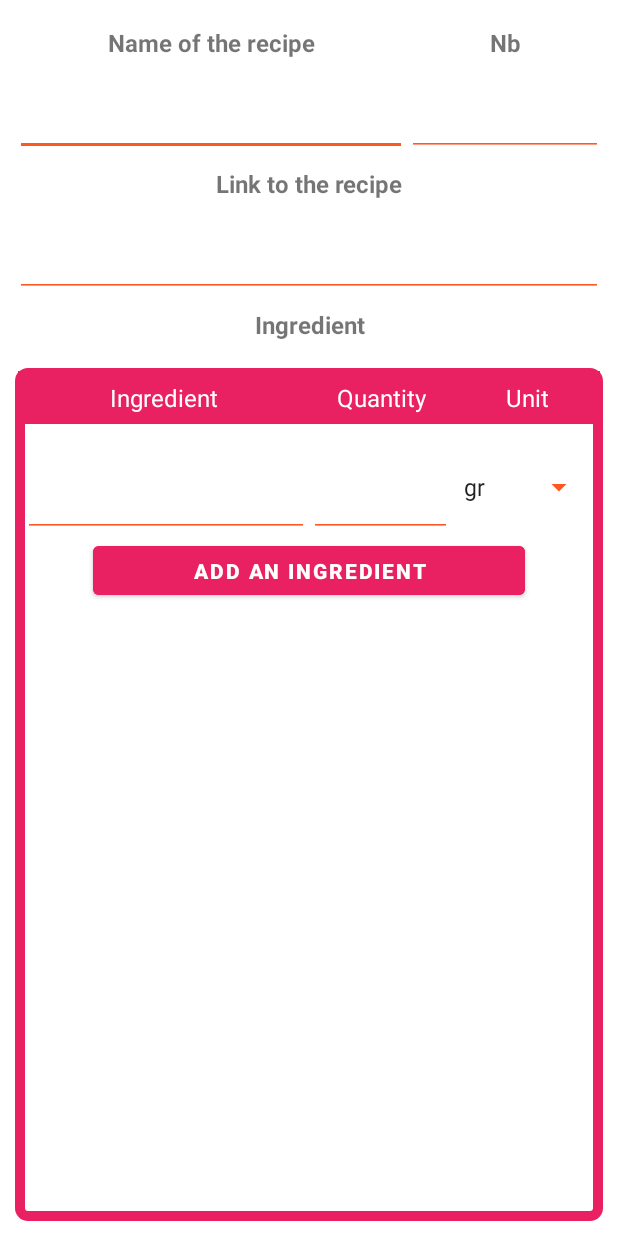
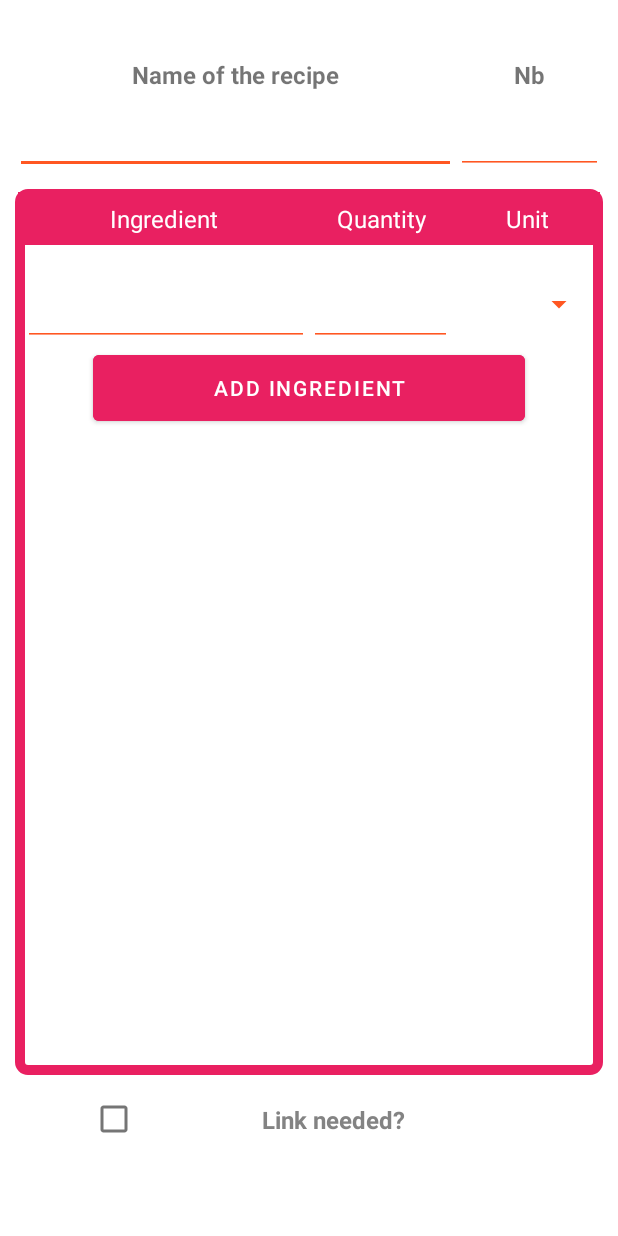
Before and after one commit to dalmagathe/RecipeFoodsList, an Android app: the AddRecipe screen opened directly, with no data from a screen before it, on a phone screen of 412 x 824 dp. Run offline under Robolectric (Android 15) with nearby library versions, the phone set to English and light mode, and no system bars.

Commit message:
Clean code AddRecipe

```diff
--- a/app/src/main/java/com/example/recipefoodslist/AddRecipe.java
+++ b/app/src/main/java/com/example/recipefoodslist/AddRecipe.java
@@ -1,55 +1,38 @@
 package com.example.recipefoodslist;
 
+import androidx.appcompat.app.AlertDialog;
 import androidx.appcompat.app.AppCompatActivity;
-
-import android.content.Context;
+import android.content.res.ColorStateList;
 import android.os.Bundle;
-import android.os.Environment;
 import android.text.Editable;
-import android.text.TextPaint;
 import android.text.TextWatcher;
+import android.util.Pair;
 import android.view.View;
 import android.view.Window;
 import android.view.WindowManager;
-import android.widget.AdapterView;
 import android.widget.ArrayAdapter;
 import android.widget.Button;
+import android.widget.CheckBox;
 import android.widget.EditText;
 import android.widget.ListView;
 import android.widget.Spinner;
-import android.widget.TextView;
-import android.widget.Toast;
-import java.io.File;
-import java.io.FileOutputStream;
 import java.io.IOException;
-import java.nio.charset.StandardCharsets;
 import java.util.ArrayList;
-import java.util.List;
-import java.util.Vector;
-
-import com.example.recipefoodslist.WriteDataJson;
-
+import java.util.HashMap;
+import java.util.Map;
 import org.json.JSONException;
 
 public class AddRecipe extends AppCompatActivity {
 
-    private List<String> Ingredient = new Vector<String>();
-    private List<String> Qty = new Vector<String>();
-    private List<String> Unit = new Vector<String>();
-    private ArrayList<Ingredient> ingredientArrayList = new ArrayList<Ingredient>(); //arrayList
-    private ListView listView; //lv
+    private ArrayList<Ingredient> ingredientArrayList = new ArrayList<Ingredient>();
+    private Map<String, Pair<String, String>> ingredientMap= new HashMap<>();
+    private ListView listView;
     private IngredientAdapter ingredientAdapter;
-    private int ingredientNB = 0;
 
-    String previousRecipe = "";
-
-    EditText etRecipeName;
-    EditText etRecipeNb;
-    EditText etLink;
-    EditText etIngredientName;
-    EditText etIngredientQuantity;
+    EditText etRecipeName, etRecipeNb, etLink, etIngredientName, etIngredientQuantity;
     Spinner etIngredientUnit;
     Button bt;
+    CheckBox check;
 
     @Override
     protected void onCreate(Bundle savedInstanceState) {
@@ -72,16 +55,32 @@ public class AddRecipe extends AppCompatActivity {
         etIngredientUnit = (Spinner) findViewById(R.id.spinnerUnit);
         bt = (Button) findViewById(R.id.addIngredientBtn);
         listView = findViewById(R.id.listView);
+        check = findViewById(R.id.checkLink);
 
-        //populateList(ingredientArrayList);
-        //adapter
-        ingredientAdapter = new IngredientAdapter(AddRecipe.this,ingredientArrayList);
-        //listView.setAdapter(ingredientAdapter);
+        ingredientAdapter = new IngredientAdapter(AddRecipe.this,ingredientMap);
 
         onBtnClick();
+        onCheck();
 
     }
 
+    public void onCheck(){
+        check.setOnClickListener(new View.OnClickListener() {
+            @Override
+            public void onClick(View view) {
+                if (check.isChecked())
+                {
+                    etLink.setFocusableInTouchMode(true);
+                    etLink.setBackgroundTintList(ColorStateList.valueOf(0xFFFF5722));
+                }
+                else{
+                    etLink.setFocusable(false);
+                    etLink.setBackgroundTintList(ColorStateList.valueOf(0xFFFFFFFF));
+                }
+            }
+        });
+
+    }
     public void onBtnClick(){
         etRecipeName.addTextChangedListener(new TextWatcher() {
             @Override
@@ -97,39 +96,34 @@ public class AddRecipe extends AppCompatActivity {
             @Override
             public void afterTextChanged(Editable s) {
                 listView.setAdapter(null);
-                Ingredient.clear();
-                Qty.clear();
-                Unit.clear();
-                ingredientArrayList.clear();
-                ingredientNB=0;
+                ingredientMap.clear();
             }
         });
         bt.setOnClickListener(new View.OnClickListener() {
             @Override
             public void onClick(View view) {
-                int listSize = Ingredient.size();
-                if((listSize == 0) || ((listSize > 0) && (Ingredient.contains(etIngredientName.getText().toString()) == false))){
-                    Ingredient.add(etIngredientName.getText().toString());
-                    Qty.add(etIngredientQuantity.getText().toString());
-                    Unit.add(etIngredientUnit.getSelectedItem().toString());
-                    populateList(ingredientArrayList);
+                if((etIngredientName.getText().toString()).equals("") || (etIngredientQuantity.getText().toString().equals("")) || (etIngredientUnit.getSelectedItem().toString().equals(""))){
+                    AlertDialog dialogIngredientNull = new AlertDialog.Builder(AddRecipe.this).create();
+                    dialogIngredientNull.setTitle("Warning!");
+                    dialogIngredientNull.setMessage("You have to fill all information");
+                    dialogIngredientNull.show();
+                }
+                else if(ingredientMap.isEmpty() || ingredientMap.containsKey(etIngredientName.getText().toString())==false){
+                    ingredientMap.put(etIngredientName.getText().toString(),
+                                    new Pair<>(etIngredientQuantity.getText().toString(), etIngredientUnit.getSelectedItem().toString()));
+
                     ingredientAdapter.notifyDataSetChanged();
                     listView.setAdapter(ingredientAdapter);
 
-                    writeIntoJSON(etRecipeName.getText().toString(), etRecipeNb.getText().toString(),etLink.getText().toString(), Ingredient.get(listSize), Qty.get(listSize), Unit.get(listSize));
-                    ++ingredientNB;
-                    previousRecipe = etRecipeName.getText().toString();
+                    writeIntoJSON(etRecipeName.getText().toString(),
+                                  etRecipeNb.getText().toString(),
+                                  etLink.getText().toString(),
+                                  etIngredientName.getText().toString(),
+                                  etIngredientQuantity.getText().toString(),
+                                  etIngredientUnit.getSelectedItem().toString());
                 }
             }
         });
-    }
-
-    private void populateList(ArrayList<Ingredient> ingredientArrayList){
-        Ingredient ingredientModel = new Ingredient();
-        ingredientModel.setIngredient(Ingredient.get(ingredientNB));
-        ingredientModel.setQty(Qty.get(ingredientNB));
-        ingredientModel.setUnit(Unit.get(ingredientNB));
-        ingredientArrayList.add(ingredientModel);
     }
 
     public void writeIntoJSON(String Recipe, String Nb, String Link, String Ingredient, String Qty, String Unit){
--- a/app/src/main/java/com/example/recipefoodslist/IngredientAdapter.java
+++ b/app/src/main/java/com/example/recipefoodslist/IngredientAdapter.java
@@ -1,6 +1,7 @@
 package com.example.recipefoodslist;
 
 import android.content.Context;
+import android.util.Pair;
 import android.view.LayoutInflater;
 import android.view.View;
 import android.view.ViewGroup;
@@ -8,16 +9,18 @@ import android.widget.BaseAdapter;
 import android.widget.TextView;
 
 import java.util.ArrayList;
+import java.util.HashMap;
+import java.util.Map;
 
 public class IngredientAdapter extends BaseAdapter {
 
     private Context context;
-    private ArrayList<Ingredient> ingredientArrayList;
+    Map<String, Pair<String, String>> ingredientMap = new HashMap<>();
 
-    public IngredientAdapter(Context context, ArrayList<Ingredient> ingredientArrayList) {
+    public IngredientAdapter(Context context, Map<String, Pair<String, String>> ingredientMap) {
 
         this.context = context;
-        this.ingredientArrayList = ingredientArrayList;
+        this.ingredientMap = ingredientMap;
     }
 
     @Override
@@ -32,12 +35,12 @@ public class IngredientAdapter extends BaseAdapter {
 
     @Override
     public int getCount() {
-        return ingredientArrayList.size();
+        return ingredientMap.size();
     }
 
     @Override
     public Object getItem(int position) {
-        return ingredientArrayList.get(position);
+        return ingredientMap.get(position);
     }
 
     @Override
@@ -65,9 +68,11 @@ public class IngredientAdapter extends BaseAdapter {
             holder = (ViewHolder)convertView.getTag();
         }
 
-        holder.tvProduct.setText(ingredientArrayList.get(position).getIngredient());
-        holder.tvQty.setText(String.valueOf(ingredientArrayList.get(position).getQty()));
-        holder.tvUnit.setText(String.valueOf(ingredientArrayList.get(position).getUnit()));
+        String name = ingredientMap.keySet().toArray()[position].toString();
+
+        holder.tvProduct.setText(name);
+        holder.tvQty.setText(ingredientMap.get(name).first);
+        holder.tvUnit.setText(String.valueOf(ingredientMap.get(name).second));
 
         return convertView;
     }
--- a/app/src/main/res/layout/activity_add_recipe.xml
+++ b/app/src/main/res/layout/activity_add_recipe.xml
@@ -11,6 +11,7 @@
     <LinearLayout
         android:layout_width="match_parent"
         android:layout_height="0dp"
+        android:layout_marginTop="20dp"
         android:layout_weight="1"
         android:orientation="horizontal">
 
@@ -18,7 +19,7 @@
             android:id="@+id/textView2"
             android:layout_width="0dp"
             android:layout_height="match_parent"
-            android:layout_weight="2"
+            android:layout_weight="3"
             android:gravity="center"
             android:text="Name of the recipe"
             android:textSize="16sp"
@@ -38,21 +39,20 @@
     <LinearLayout
         android:layout_width="match_parent"
         android:layout_height="0dp"
-        android:layout_weight="1.5"
+        android:layout_weight="1.2"
         android:orientation="horizontal">
 
         <EditText
             android:id="@+id/recipeName"
             android:layout_width="0dp"
             android:layout_height="match_parent"
-            android:layout_weight="2"
+            android:layout_weight="3"
             android:backgroundTint="#FFFF5722"
             android:ems="10"
-            android:inputType="textPersonName"
+            android:inputType="textCapSentences"
             android:textAlignment="center"
             android:textColor="#393939"
-            android:textSize="16sp"
-            android:textStyle="italic" />
+            android:textSize="16sp" />
 
         <EditText
             android:id="@+id/recipeNb"
@@ -61,45 +61,11 @@
             android:layout_weight="1"
             android:backgroundTint="#FFFF5722"
             android:ems="10"
-            android:inputType="textPersonName"
+            android:inputType="number"
             android:textAlignment="center"
             android:textColor="#393939"
-            android:textSize="16sp"
-            android:textStyle="italic" />
+            android:textSize="16sp" />
     </LinearLayout>
-
-    <TextView
-        android:id="@+id/textView3"
-        android:layout_width="match_parent"
-        android:layout_height="0dp"
-        android:layout_weight="1"
-        android:text="Link to the recipe"
-        android:gravity="center"
-        android:textSize="16sp"
-        android:textStyle="bold" />
-
-    <EditText
-        android:id="@+id/recipeLink"
-        android:layout_width="match_parent"
-        android:layout_height="0dp"
-        android:layout_weight="1.5"
-        android:backgroundTint="#FFFF5722"
-        android:ems="10"
-        android:inputType="textPersonName"
-        android:textAlignment="center"
-        android:textColor="#393939"
-        android:textSize="16sp"
-        android:textStyle="italic" />
-
-    <TextView
-        android:id="@+id/textView4"
-        android:layout_width="match_parent"
-        android:layout_height="0dp"
-        android:layout_weight="1"
-        android:text="Ingredient"
-        android:gravity="center"
-        android:textSize="16sp"
-        android:textStyle="bold" />
 
     <FrameLayout
         android:layout_width="match_parent"
@@ -158,7 +124,7 @@
                 android:layout_height="0dp"
                 android:layout_marginLeft="3dp"
                 android:layout_marginRight="3dp"
-                android:layout_weight="1.5"
+                android:layout_weight="1.2"
                 android:orientation="horizontal">
 
                 <EditText
@@ -168,10 +134,10 @@
                     android:layout_weight="2"
                     android:backgroundTint="#FFFF5722"
                     android:ems="10"
-                    android:inputType="textPersonName"
+                    android:inputType="textCapSentences"
+                    android:textAlignment="center"
                     android:textColor="#393939"
-                    android:textSize="16sp"
-                    android:textStyle="italic" />
+                    android:textSize="16sp" />
 
                 <EditText
                     android:id="@+id/ingredientQuantity"
@@ -180,10 +146,10 @@
                     android:layout_weight="1"
                     android:backgroundTint="#FFFF5722"
                     android:ems="10"
-                    android:inputType="textPersonName"
+                    android:inputType="number"
+                    android:textAlignment="center"
                     android:textColor="#393939"
-                    android:textSize="16sp"
-                    android:textStyle="italic" />
+                    android:textSize="16sp" />
 
                 <Spinner
                     android:id="@+id/spinnerUnit"
@@ -200,11 +166,10 @@
                 android:layout_height="0dp"
                 android:layout_marginLeft="50dp"
                 android:layout_marginRight="50dp"
-                android:layout_weight="1"
+                android:layout_weight="1.2"
                 android:backgroundTint="#FFE92061"
-                android:text="Add an ingredient"
-                android:textColor="@color/white"
-                android:textStyle="bold" />
+                android:text="Add ingredient"
+                android:textColor="@color/white" />
 
             <ListView
                 android:id="@+id/listView"
@@ -218,5 +183,32 @@
         </LinearLayout>
     </FrameLayout>
 
+    <CheckBox
+        android:id="@+id/checkLink"
+        android:layout_width="match_parent"
+        android:layout_height="0dp"
+        android:layout_marginLeft="50dp"
+        android:layout_marginTop="10dp"
+        android:layout_marginRight="50dp"
+        android:layout_weight="1"
+        android:gravity="center"
+        android:text="Link needed?"
+        android:textColor="#838383"
+        android:textSize="16sp"
+        android:textStyle="bold" />
+
+    <EditText
+        android:id="@+id/recipeLink"
+        android:layout_width="match_parent"
+        android:layout_height="0dp"
+        android:layout_weight="1.2"
+        android:backgroundTint="@color/white"
+        android:ems="10"
+        android:focusable="false"
+        android:inputType="textPersonName"
+        android:textAlignment="center"
+        android:textSize="16sp"
+        android:textStyle="italic" />
+
 
 </LinearLayout>
--- a/app/src/main/res/values/strings.xml
+++ b/app/src/main/res/values/strings.xml
@@ -2,6 +2,7 @@
     <string name="app_name">RecipeFoodsList</string>
 
     <string-array name="unit">
+        <item></item>
         <item>gr</item>
         <item>ml</item>
         <item>st</item>
```
Also changed, not shown: app/src/main/java/com/example/recipefoodslist/ReadDataJson.java (+0 -12 lines), app/src/main/java/com/example/recipefoodslist/ShoppingIngredientList.java (+19 -39 lines).
